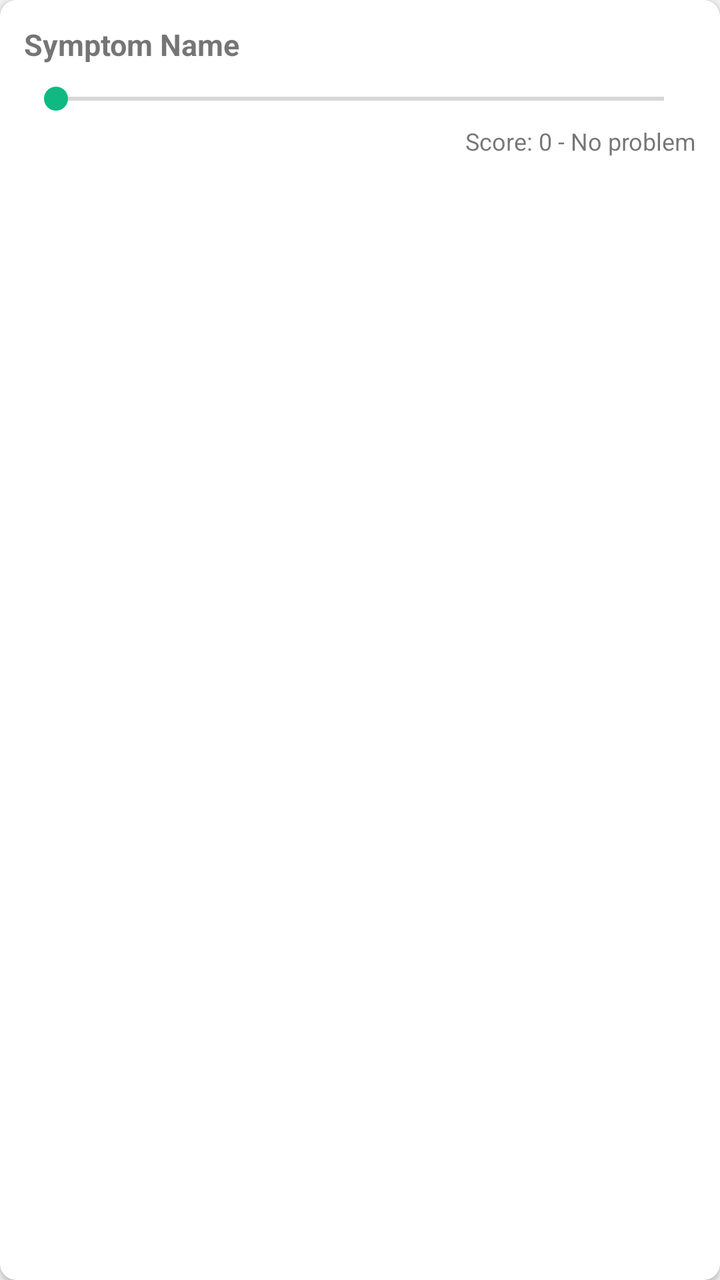
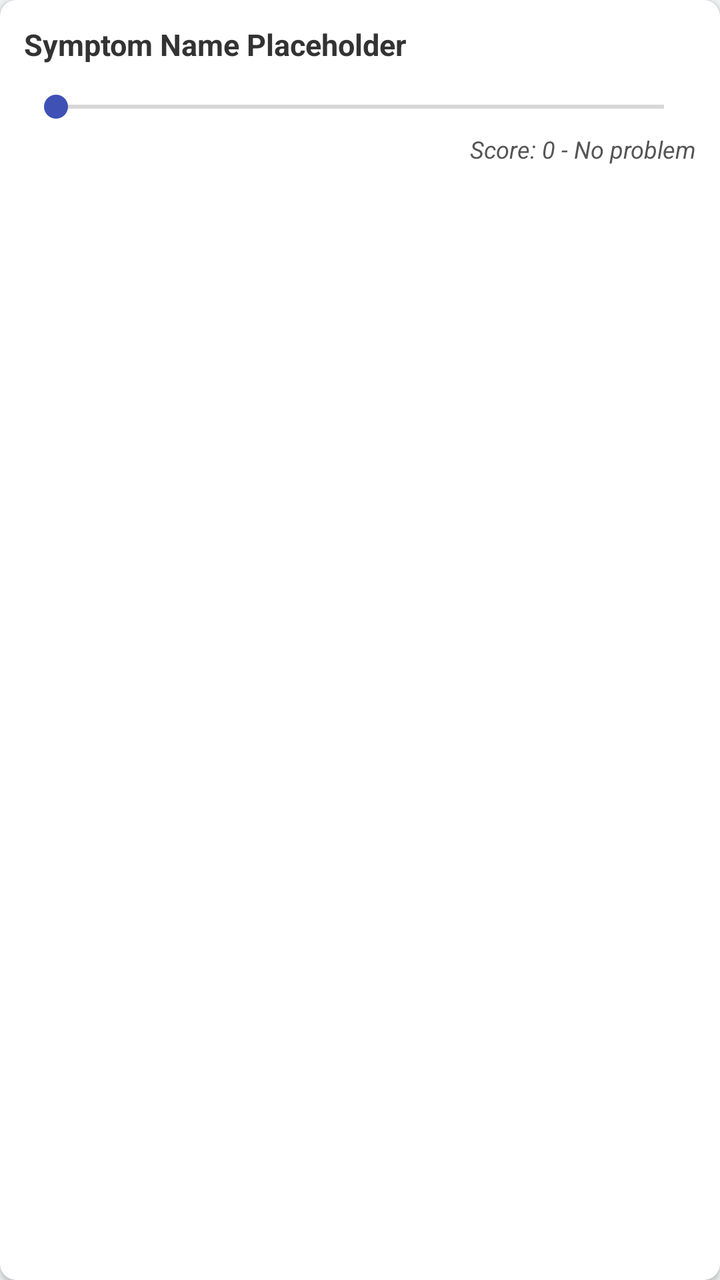

Before-and-after screenshots of an Android layout around one commit, followed by the original layout XML and the change that was made.
<!-- AndroidManifest.xml: application theme Theme.ClinicApp -->
<!-- res/layout/item_snot_row.xml -->
<?xml version="1.0" encoding="utf-8"?>
<androidx.cardview.widget.CardView xmlns:android="http://schemas.android.com/apk/res/android"
    xmlns:app="http://schemas.android.com/apk/res-auto"
    android:layout_width="match_parent"
    android:layout_height="wrap_content"
    android:layout_marginVertical="6dp"
    app:cardCornerRadius="8dp"
    app:cardElevation="2dp">

    <LinearLayout
        android:layout_width="match_parent"
        android:layout_height="wrap_content"
        android:orientation="vertical"
        android:padding="12dp">

        <TextView
            android:id="@+id/tvSnotItemName"
            android:layout_width="wrap_content"
            android:layout_height="wrap_content"
            android:text="Symptom Name"
            android:textStyle="bold"
            android:textSize="15sp"/>

        <SeekBar
            android:id="@+id/sbSnotScore"
            android:layout_width="match_parent"
            android:layout_height="wrap_content"
            android:layout_marginTop="8dp"
            android:max="5"
            android:progress="0" />

        <TextView
            android:id="@+id/tvSnotCurrentValue"
            android:layout_width="match_parent"
            android:layout_height="wrap_content"
            android:text="Score: 0 - No problem"
            android:textAlignment="viewEnd"
            android:textSize="12sp"
            android:layout_marginTop="4dp"/>
    </LinearLayout>
</androidx.cardview.widget.CardView>
<!-- resources referenced by this layout -->
<resources>
  <style name="Theme.ClinicApp" parent="Theme.MaterialComponents.Light.NoActionBar">
          <item name="colorPrimary">@color/primaryColor</item>
          <item name="colorPrimaryVariant">@color/primaryDarkColor</item>
          <item name="colorOnPrimary">@color/surfaceColor</item>
          <item name="colorSecondary">@color/secondaryColor</item>
          <item name="colorOnSecondary">@color/surfaceColor</item>
          <item name="android:statusBarColor">?attr/colorPrimaryVariant</item>
          <item name="android:windowBackground">@color/backgroundColor</item>
      </style>
  <color name="primaryColor">#2563EB</color>
  <color name="primaryDarkColor">#1E40AF</color>
  <color name="surfaceColor">#FFFFFF</color>
  <color name="secondaryColor">#10B981</color>
  <color name="backgroundColor">#F3F4F6</color>
</resources>

<!-- the commit's change to res/layout/item_snot_row.xml (unified diff, before → after) -->
@@ -17,17 +17,21 @@
             android:id="@+id/tvSnotItemName"
             android:layout_width="wrap_content"
             android:layout_height="wrap_content"
-            android:text="Symptom Name"
+            android:text="Symptom Name Placeholder"
             android:textStyle="bold"
+            android:textColor="#333333"
             android:textSize="15sp"/>
 
         <SeekBar
             android:id="@+id/sbSnotScore"
             android:layout_width="match_parent"
             android:layout_height="wrap_content"
-            android:layout_marginTop="8dp"
+            android:layout_marginTop="12dp"
+            android:layout_marginBottom="4dp"
             android:max="5"
-            android:progress="0" />
+            android:progress="0"
+            android:progressTint="#3F51B5"
+            android:thumbTint="#3F51B5"/>
 
         <TextView
             android:id="@+id/tvSnotCurrentValue"
@@ -35,7 +39,8 @@
             android:layout_height="wrap_content"
             android:text="Score: 0 - No problem"
             android:textAlignment="viewEnd"
+            android:textColor="#555555"
             android:textSize="12sp"
-            android:layout_marginTop="4dp"/>
+            android:textStyle="italic"/>
     </LinearLayout>
 </androidx.cardview.widget.CardView>
